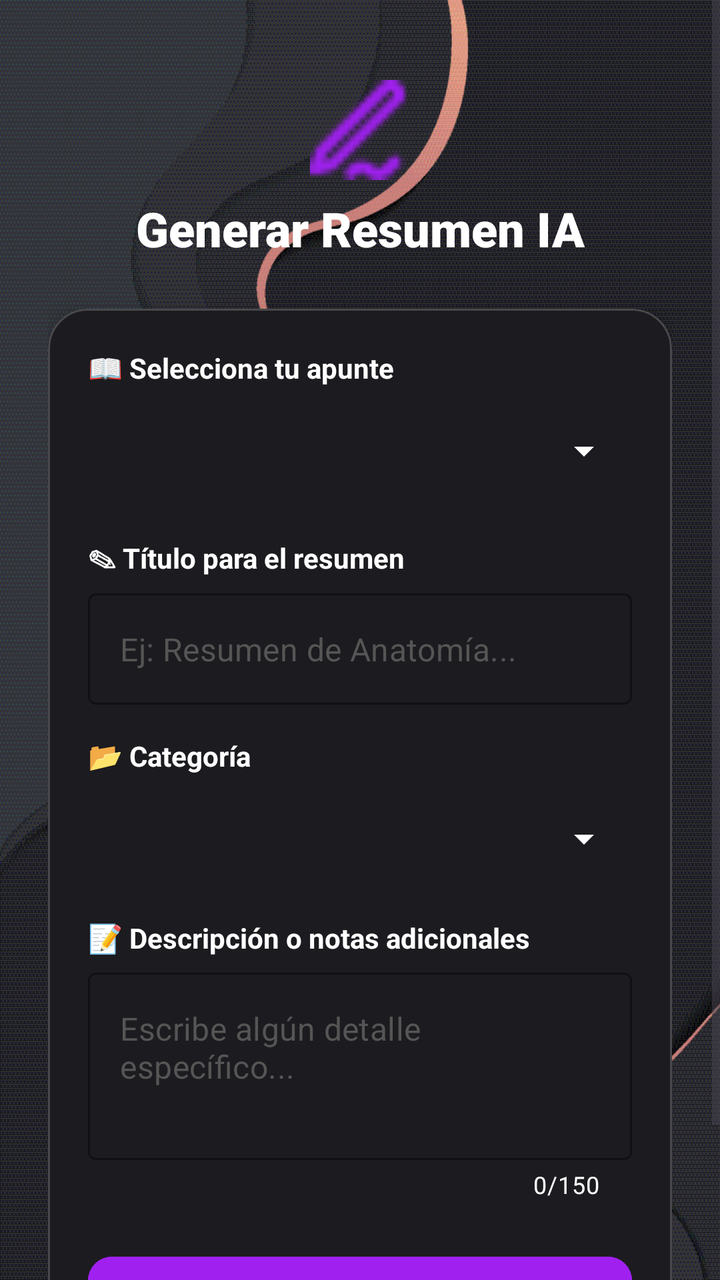
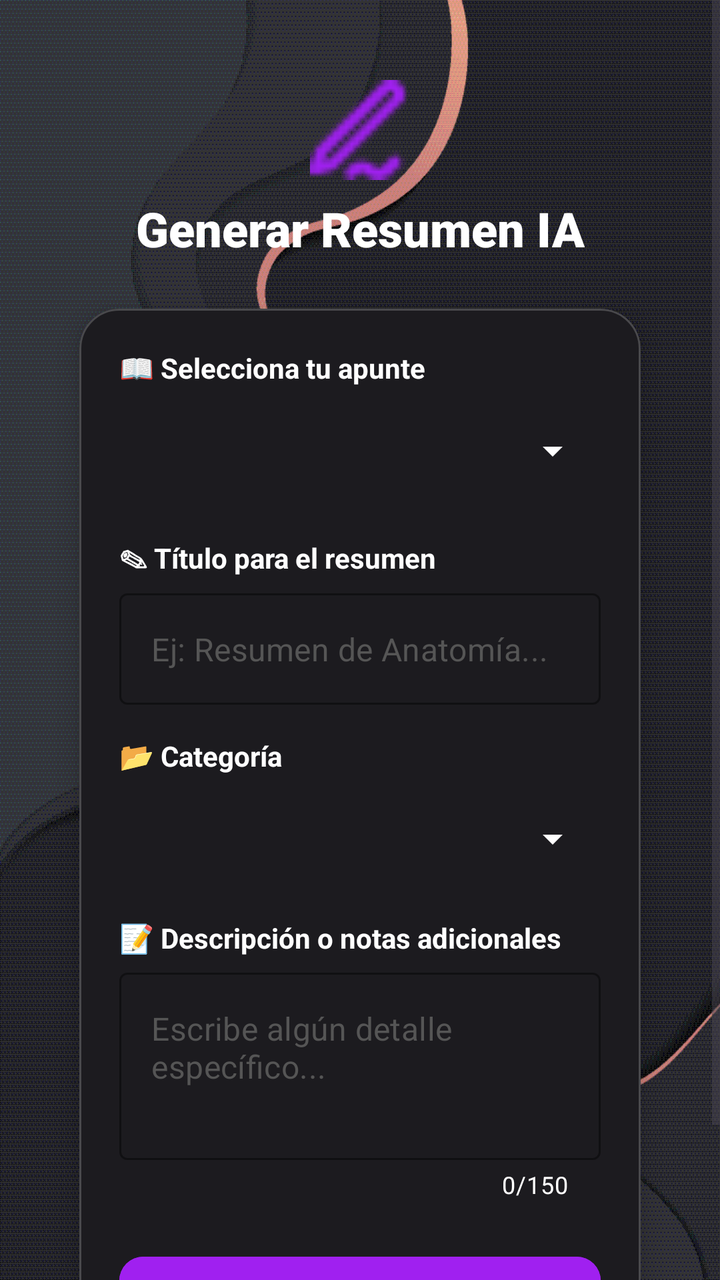

Compare the two renders of this Android layout. The source of the first and the diff that turns it into the second are given below.
<!-- AndroidManifest.xml: application theme Theme.AprendeAprueba -->
<!-- res/layout/fragment_crear_resumen.xml -->
<?xml version="1.0" encoding="utf-8"?>
<ScrollView xmlns:android="http://schemas.android.com/apk/res/android"
    xmlns:app="http://schemas.android.com/apk/res-auto"
    android:layout_width="match_parent"
    android:layout_height="match_parent"
    android:background="@drawable/fondo"
    android:fillViewport="true">

    <androidx.constraintlayout.widget.ConstraintLayout
        android:layout_width="match_parent"
        android:layout_height="wrap_content"
        android:padding="24dp">

        <ImageView
            android:id="@+id/ivIconHeader"
            android:layout_width="50dp"
            android:layout_height="50dp"
            android:layout_marginTop="16dp"
            android:src="@drawable/iconoapuntes"
            app:layout_constraintEnd_toEndOf="parent"
            app:layout_constraintStart_toStartOf="parent"
            app:layout_constraintTop_toTopOf="parent"
            app:tint="#A020F0" />

        <TextView
            android:id="@+id/tvTitleMain"
            android:layout_width="wrap_content"
            android:layout_height="wrap_content"
            android:layout_marginTop="8dp"
            android:fontFamily="sans-serif-black"
            android:text="Generar Resumen IA"
            android:textColor="@android:color/white"
            android:textSize="24sp"
            app:layout_constraintEnd_toEndOf="parent"
            app:layout_constraintStart_toStartOf="parent"
            app:layout_constraintTop_toBottomOf="@id/ivIconHeader" />

        <com.google.android.material.card.MaterialCardView
            android:layout_width="match_parent"
            android:layout_height="wrap_content"
            android:layout_marginTop="24dp"
            app:cardBackgroundColor="#1C1B1F"
            app:cardCornerRadius="20dp"
            app:cardElevation="8dp"
            app:layout_constraintTop_toBottomOf="@id/tvTitleMain"
            app:strokeColor="#33FFFFFF"
            app:strokeWidth="1dp">

            <androidx.constraintlayout.widget.ConstraintLayout
                android:layout_width="match_parent"
                android:layout_height="wrap_content"
                android:padding="20dp">

                <TextView
                    android:id="@+id/lblSeleccion"
                    android:layout_width="wrap_content"
                    android:layout_height="wrap_content"
                    android:text="📖 Selecciona tu apunte"
                    android:textColor="@android:color/white"
                    android:textStyle="bold"
                    app:layout_constraintStart_toStartOf="parent"
                    app:layout_constraintTop_toTopOf="parent" />

                <Spinner
                    android:id="@+id/spinnerApuntesExistentes"
                    android:layout_width="0dp"
                    android:layout_height="48dp"
                    android:layout_marginTop="8dp"
                    android:backgroundTint="@android:color/white"
                    android:popupBackground="#1C1B1F"
                    android:theme="@style/ThemeOverlay.AppCompat.Dark"
                    app:layout_constraintEnd_toEndOf="parent"
                    app:layout_constraintStart_toStartOf="parent"
                    app:layout_constraintTop_toBottomOf="@id/lblSeleccion" />

                <TextView
                    android:id="@+id/lblTitulo"
                    android:layout_width="wrap_content"
                    android:layout_height="wrap_content"
                    android:layout_marginTop="20dp"
                    android:text="✎ Título para el resumen"
                    android:textColor="@android:color/white"
                    android:textStyle="bold"
                    app:layout_constraintStart_toStartOf="parent"
                    app:layout_constraintTop_toBottomOf="@id/spinnerApuntesExistentes" />

                <com.google.android.material.textfield.TextInputLayout
                    android:id="@+id/layoutEtTitulo"
                    style="@style/Widget.MaterialComponents.TextInputLayout.OutlinedBox"
                    android:layout_width="match_parent"
                    android:layout_height="wrap_content"
                    android:layout_marginTop="8dp"
                    app:boxStrokeColor="#A020F0"
                    app:hintEnabled="false"
                    app:layout_constraintTop_toBottomOf="@id/lblTitulo">

                    <com.google.android.material.textfield.TextInputEditText
                        android:id="@+id/etTituloResumen"
                        android:layout_width="match_parent"
                        android:layout_height="wrap_content"
                        android:hint="Ej: Resumen de Anatomía..."
                        android:textColor="@android:color/white"
                        android:textColorHint="#555555" />
                </com.google.android.material.textfield.TextInputLayout>

                <TextView
                    android:id="@+id/lblCategoria"
                    android:layout_width="wrap_content"
                    android:layout_height="wrap_content"
                    android:layout_marginTop="16dp"
                    android:text="📂 Categoría"
                    android:textColor="@android:color/white"
                    android:textStyle="bold"
                    app:layout_constraintStart_toStartOf="parent"
                    app:layout_constraintTop_toBottomOf="@id/layoutEtTitulo" />

                <Spinner
                    android:id="@+id/spinnerCategoriaResumen"
                    android:layout_width="0dp"
                    android:layout_height="48dp"
                    android:layout_marginTop="8dp"
                    android:backgroundTint="@android:color/white"
                    android:popupBackground="#1C1B1F"
                    android:theme="@style/ThemeOverlay.AppCompat.Dark"
                    app:layout_constraintEnd_toEndOf="parent"
                    app:layout_constraintStart_toStartOf="parent"
                    app:layout_constraintTop_toBottomOf="@id/lblCategoria" />

                <TextView
                    android:id="@+id/lblDescripcion"
                    android:layout_width="wrap_content"
                    android:layout_height="wrap_content"
                    android:layout_marginTop="16dp"
                    android:text="📝 Descripción o notas adicionales"
                    android:textColor="@android:color/white"
                    android:textStyle="bold"
                    app:layout_constraintStart_toStartOf="parent"
                    app:layout_constraintTop_toBottomOf="@id/spinnerCategoriaResumen" />

                <com.google.android.material.textfield.TextInputLayout
                    android:id="@+id/layoutEtDesc"
                    style="@style/Widget.MaterialComponents.TextInputLayout.OutlinedBox"
                    android:layout_width="match_parent"
                    android:layout_height="wrap_content"
                    android:layout_marginTop="8dp"
                    app:boxStrokeColor="#A020F0"
                    app:hintEnabled="false"

                    app:counterEnabled="true"
                    app:counterMaxLength="150"
                    app:counterTextColor="@android:color/white"
                    app:counterOverflowTextColor="@android:color/holo_red_light"

                    app:layout_constraintTop_toBottomOf="@id/lblDescripcion">

                    <com.google.android.material.textfield.TextInputEditText
                        android:id="@+id/etDescripcionResumen"
                        android:layout_width="match_parent"
                        android:layout_height="wrap_content"
                        android:gravity="top"
                        android:hint="Escribe algún detalle específico..."
                        android:minLines="3"
                        android:maxLength="150"
                        android:textColor="@android:color/white"
                        android:textColorHint="#555555" />

                </com.google.android.material.textfield.TextInputLayout>

                <com.google.android.material.button.MaterialButton
                    android:id="@+id/btnGenerarResumenIA"
                    android:layout_width="match_parent"
                    android:layout_height="60dp"
                    android:layout_marginTop="24dp"
                    android:backgroundTint="#A020F0"
                    android:text="Crear Resumen"
                    android:textAllCaps="false"
                    android:textSize="16sp"
                    android:textStyle="bold"
                    app:cornerRadius="12dp"
                    app:layout_constraintTop_toBottomOf="@id/layoutEtDesc"
                    app:layout_constraintStart_toStartOf="parent"
                    app:layout_constraintEnd_toEndOf="parent" />

                <com.google.android.material.progressindicator.CircularProgressIndicator
                    android:id="@+id/progressCargando"
                    android:layout_width="wrap_content"
                    android:layout_height="wrap_content"
                    android:indeterminate="true"
                    android:visibility="gone"
                    app:indicatorColor="@android:color/white"
                    app:trackThickness="3dp"
                    app:layout_constraintTop_toTopOf="@id/btnGenerarResumenIA"
                    app:layout_constraintBottom_toBottomOf="@id/btnGenerarResumenIA"
                    app:layout_constraintStart_toStartOf="@id/btnGenerarResumenIA"
                    app:layout_constraintEnd_toEndOf="@id/btnGenerarResumenIA" />

            </androidx.constraintlayout.widget.ConstraintLayout>
        </com.google.android.material.card.MaterialCardView>

    </androidx.constraintlayout.widget.ConstraintLayout>
</ScrollView>
<!-- resources referenced by this layout -->
<resources>
  <!-- drawable fondo: png bitmap (drawable, 17815 bytes) -->
  <!-- drawable iconoapuntes: png bitmap (drawable, 448 bytes) -->
  <style name="Theme.AprendeAprueba" parent="Theme.Material3.DayNight.NoActionBar">
          <item name="colorPrimary">#A020F0</item>
          <item name="colorOnPrimary">@android:color/white</item>
  
          <item name="colorSurface">#FFFFFF</item>
          <item name="colorOnSurface">#1C1B1F</item>
          <item name="colorSurfaceVariant">#E7E0EC</item>
  
          <item name="listPopupWindowStyle">@style/Widget.Material3.PopupMenu.ListPopupWindow</item>
      </style>
</resources>

<!-- the commit's change to res/layout/fragment_crear_resumen.xml (unified diff, before → after) -->
@@ -10,6 +10,20 @@
         android:layout_width="match_parent"
         android:layout_height="wrap_content"
         android:padding="24dp">
+
+        <androidx.constraintlayout.widget.Guideline
+            android:id="@+id/gl_start"
+            android:layout_width="wrap_content"
+            android:layout_height="wrap_content"
+            android:orientation="vertical"
+            app:layout_constraintGuide_percent="0.05" />
+
+        <androidx.constraintlayout.widget.Guideline
+            android:id="@+id/gl_end"
+            android:layout_width="wrap_content"
+            android:layout_height="wrap_content"
+            android:orientation="vertical"
+            app:layout_constraintGuide_percent="0.95" />
 
         <ImageView
             android:id="@+id/ivIconHeader"
@@ -36,12 +50,14 @@
             app:layout_constraintTop_toBottomOf="@id/ivIconHeader" />
 
         <com.google.android.material.card.MaterialCardView
-            android:layout_width="match_parent"
+            android:layout_width="0dp"
             android:layout_height="wrap_content"
             android:layout_marginTop="24dp"
             app:cardBackgroundColor="#1C1B1F"
             app:cardCornerRadius="20dp"
             app:cardElevation="8dp"
+            app:layout_constraintEnd_toEndOf="@id/gl_end"
+            app:layout_constraintStart_toStartOf="@id/gl_start"
             app:layout_constraintTop_toBottomOf="@id/tvTitleMain"
             app:strokeColor="#33FFFFFF"
             app:strokeWidth="1dp">
@@ -87,11 +103,13 @@
                 <com.google.android.material.textfield.TextInputLayout
                     android:id="@+id/layoutEtTitulo"
                     style="@style/Widget.MaterialComponents.TextInputLayout.OutlinedBox"
-                    android:layout_width="match_parent"
+                    android:layout_width="0dp"
                     android:layout_height="wrap_content"
                     android:layout_marginTop="8dp"
                     app:boxStrokeColor="#A020F0"
                     app:hintEnabled="false"
+                    app:layout_constraintEnd_toEndOf="parent"
+                    app:layout_constraintStart_toStartOf="parent"
                     app:layout_constraintTop_toBottomOf="@id/lblTitulo">
 
                     <com.google.android.material.textfield.TextInputEditText
@@ -140,17 +158,17 @@
                 <com.google.android.material.textfield.TextInputLayout
                     android:id="@+id/layoutEtDesc"
                     style="@style/Widget.MaterialComponents.TextInputLayout.OutlinedBox"
-                    android:layout_width="match_parent"
+                    android:layout_width="0dp"
                     android:layout_height="wrap_content"
                     android:layout_marginTop="8dp"
                     app:boxStrokeColor="#A020F0"
-                    app:hintEnabled="false"
-
                     app:counterEnabled="true"
                     app:counterMaxLength="150"
+                    app:counterOverflowTextColor="@android:color/holo_red_light"
                     app:counterTextColor="@android:color/white"
-                    app:counterOverflowTextColor="@android:color/holo_red_light"
-
+                    app:hintEnabled="false"
+                    app:layout_constraintEnd_toEndOf="parent"
+                    app:layout_constraintStart_toStartOf="parent"
                     app:layout_constraintTop_toBottomOf="@id/lblDescripcion">
 
                     <com.google.android.material.textfield.TextInputEditText
@@ -159,8 +177,8 @@
                         android:layout_height="wrap_content"
                         android:gravity="top"
                         android:hint="Escribe algún detalle específico..."
+                        android:maxLength="150"
                         android:minLines="3"
-                        android:maxLength="150"
                         android:textColor="@android:color/white"
                         android:textColorHint="#555555" />
 
@@ -168,7 +186,7 @@
 
                 <com.google.android.material.button.MaterialButton
                     android:id="@+id/btnGenerarResumenIA"
-                    android:layout_width="match_parent"
+                    android:layout_width="0dp"
                     android:layout_height="60dp"
                     android:layout_marginTop="24dp"
                     android:backgroundTint="#A020F0"
@@ -177,9 +195,9 @@
                     android:textSize="16sp"
                     android:textStyle="bold"
                     app:cornerRadius="12dp"
-                    app:layout_constraintTop_toBottomOf="@id/layoutEtDesc"
-                    app:layout_constraintStart_toStartOf="parent"
-                    app:layout_constraintEnd_toEndOf="parent" />
+                    app:layout_constraintEnd_toEndOf="parent"
+                    app:layout_constraintStart_toStartOf="parent"
+                    app:layout_constraintTop_toBottomOf="@id/layoutEtDesc" />
 
                 <com.google.android.material.progressindicator.CircularProgressIndicator
                     android:id="@+id/progressCargando"
@@ -188,11 +206,11 @@
                     android:indeterminate="true"
                     android:visibility="gone"
                     app:indicatorColor="@android:color/white"
-                    app:trackThickness="3dp"
+                    app:layout_constraintBottom_toBottomOf="@id/btnGenerarResumenIA"
+                    app:layout_constraintEnd_toEndOf="@id/btnGenerarResumenIA"
+                    app:layout_constraintStart_toStartOf="@id/btnGenerarResumenIA"
                     app:layout_constraintTop_toTopOf="@id/btnGenerarResumenIA"
-                    app:layout_constraintBottom_toBottomOf="@id/btnGenerarResumenIA"
-                    app:layout_constraintStart_toStartOf="@id/btnGenerarResumenIA"
-                    app:layout_constraintEnd_toEndOf="@id/btnGenerarResumenIA" />
+                    app:trackThickness="3dp" />
 
             </androidx.constraintlayout.widget.ConstraintLayout>
         </com.google.android.material.card.MaterialCardView>
